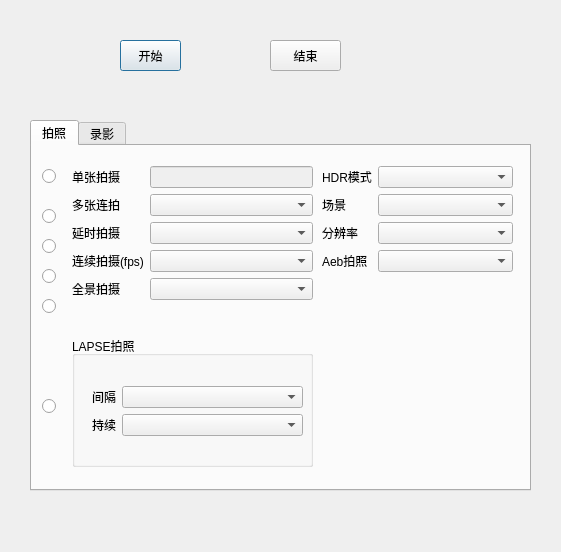
This is ui/photoandvideo.ui in kdjyljh/remogui as Qt 5 draws it before an edit. The edited form follows.
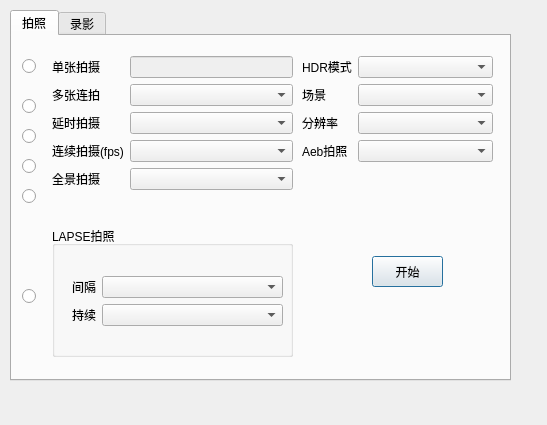
This is the edited form. The open tabs and pages were chosen to show the change.

The edit to the form file:
```diff
--- a/ui/photoandvideo.ui
+++ b/ui/photoandvideo.ui
@@ -6,8 +6,8 @@
    <rect>
     <x>0</x>
     <y>0</y>
-    <width>561</width>
-    <height>552</height>
+    <width>547</width>
+    <height>425</height>
    </rect>
   </property>
   <property name="windowTitle">
@@ -16,8 +16,8 @@
   <widget class="QTabWidget" name="tabWidget_photoAndVedio">
    <property name="geometry">
     <rect>
-     <x>30</x>
-     <y>120</y>
+     <x>10</x>
+     <y>10</y>
      <width>501</width>
      <height>371</height>
     </rect>
@@ -273,6 +273,19 @@
       </item>
      </layout>
     </widget>
+    <widget class="QPushButton" name="pushButton_Photo">
+     <property name="geometry">
+      <rect>
+       <x>360</x>
+       <y>220</y>
+       <width>71</width>
+       <height>31</height>
+      </rect>
+     </property>
+     <property name="text">
+      <string>开始</string>
+     </property>
+    </widget>
    </widget>
    <widget class="QWidget" name="tab_video">
     <attribute name="title">
@@ -444,13 +457,11 @@
       </item>
      </layout>
     </widget>
-   </widget>
-  </widget>
-  <widget class="QPushButton" name="pushButton_Start">
+    <widget class="QPushButton" name="pushButton_Record">
    <property name="geometry">
     <rect>
-     <x>120</x>
-     <y>40</y>
+       <x>400</x>
+       <y>160</y>
      <width>61</width>
      <height>31</height>
     </rect>
@@ -459,18 +470,7 @@
     <string>开始</string>
    </property>
   </widget>
-  <widget class="QPushButton" name="pushButton_Stop">
-   <property name="geometry">
-    <rect>
-     <x>270</x>
-     <y>40</y>
-     <width>71</width>
-     <height>31</height>
-    </rect>
-   </property>
-   <property name="text">
-    <string>结束</string>
-   </property>
+   </widget>
   </widget>
  </widget>
  <resources/>
```
Left out of the diff: 2 changed lines with no effect on the pictures. Lines whose indentation alone changed are shown as unchanged.
